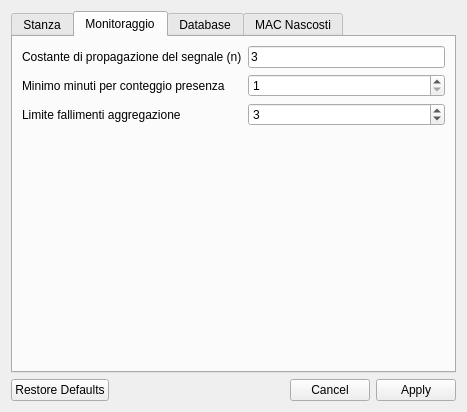
Above: RoomMonitor/windows/settings.ui from PieroMacaluso/RoomMonitor before the change. Below: the same form after it.
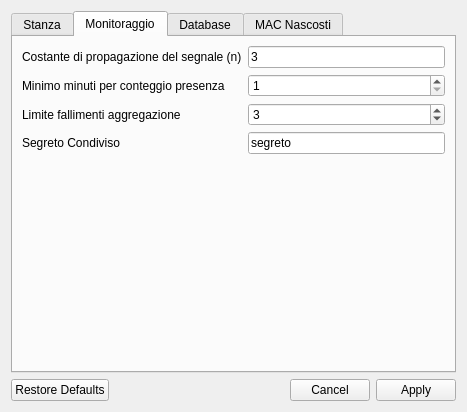
That is the form after the change. The open tabs and pages were chosen to show the change.

Diff of the .ui file:
```diff
--- a/RoomMonitor/windows/settings.ui
+++ b/RoomMonitor/windows/settings.ui
@@ -184,6 +184,20 @@
            </property>
           </widget>
          </item>
+         <item row="3" column="0">
+          <widget class="QLabel" name="secretLabel">
+           <property name="text">
+            <string>Segreto Condiviso</string>
+           </property>
+          </widget>
+         </item>
+         <item row="3" column="1">
+          <widget class="QLineEdit" name="secretEdit">
+           <property name="text">
+            <string>segreto</string>
+           </property>
+          </widget>
+         </item>
         </layout>
        </item>
       </layout>
```
